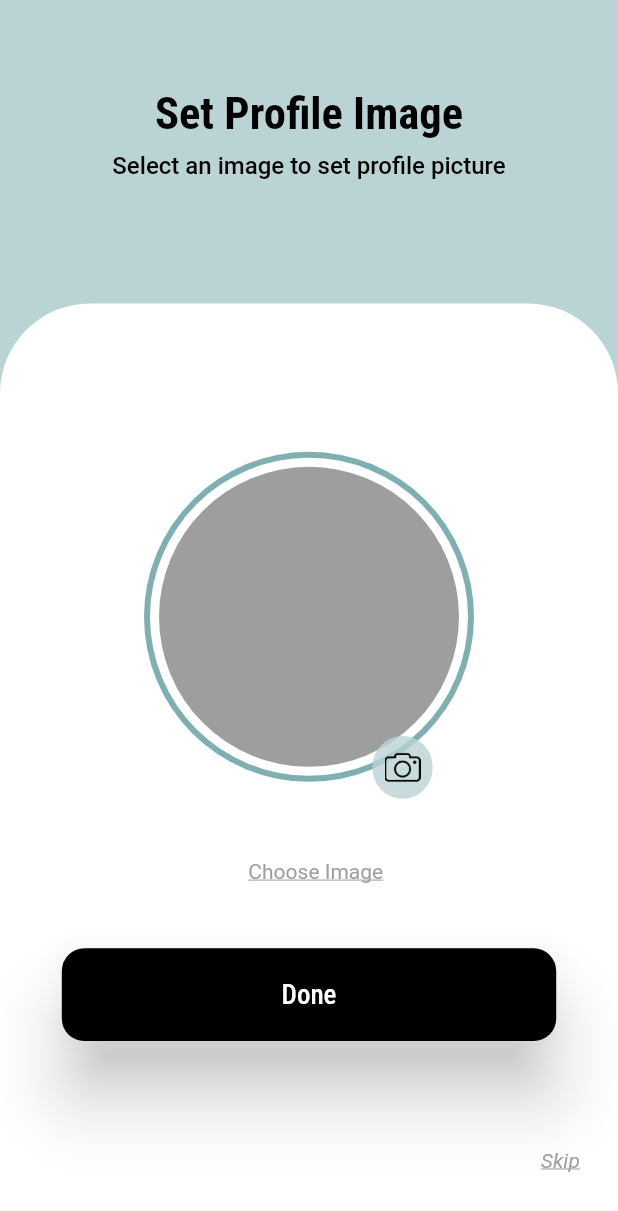
After one commit to adeenasaifullah/TROLL-E, a Flutter app: the screen it shows after launch, after a tap on "Profile Image", on a phone screen of 412 x 824 dp. The commit adds this screen. Shown: the top 1211 px of the screen. Run offline on Flutter 3.47's test engine with Material 2 defaults, Android fonts, the phone set to English and light mode, and no system bars; our stand-ins replace flutter_credit_card, flutter_screenutil, flutter_svg, google_fonts, image_picker.

Commit message:
ProfileImage

```diff
--- a/lib/main.dart
+++ b/lib/main.dart
@@ -3,6 +3,7 @@ import 'package:flutter_screenutil/flutter_screenutil.dart';
 import 'package:troll_e/views/Login_Signup/Signup.dart';
 import 'package:troll_e/views/forgot_password/forgot_password.dart';
 import 'package:troll_e/views/homescreen/homescreen.dart';
+import 'package:troll_e/views/login_signup/profile_image.dart';
 import 'package:troll_e/views/otp/otp.dart';
 import 'package:troll_e/views/profile/user_edit_profile.dart';
 
@@ -154,6 +155,15 @@ class _MyHomePageState extends State<MyHomePage> {
               },
               child: const Text("HomeScreen"),
             ),
+            ElevatedButton(
+              onPressed: () {
+                Navigator.push(
+                  context,
+                  MaterialPageRoute(builder: (context) =>  ProfileImage()),
+                );
+              },
+              child: const Text("Profile Image"),
+            ),
 
           ],
         ),
--- a/lib/views/homescreen/homescreen.dart
+++ b/lib/views/homescreen/homescreen.dart
@@ -1,5 +1,3 @@
-
-
 import 'package:flutter/material.dart';
 import 'package:troll_e/utility.dart';
 import 'package:flutter_screenutil/flutter_screenutil.dart';
--- /dev/null
+++ b/lib/views/login_signup/profile_image.dart
@@ -0,0 +1,89 @@
+import 'package:flutter/material.dart';
+import 'package:image_picker/image_picker.dart';
+import '/utility.dart';
+import 'package:flutter_screenutil/flutter_screenutil.dart';
+
+import 'profile_image_wrapper.dart';
+
+class ProfileImage extends StatefulWidget {
+  const ProfileImage({Key? key}) : super(key: key);
+
+  @override
+  State<ProfileImage> createState() => _ProfileImageState();
+}
+
+class _ProfileImageState extends State<ProfileImage> {
+  XFile? imgXFile;
+  final ImagePicker imagePicker=ImagePicker();
+
+  @override
+  Widget build(BuildContext context) {
+    return Scaffold(
+      body: Container(
+        width: double.infinity,
+        decoration: BoxDecoration(
+          // gradient: LinearGradient(begin: Alignment.topCenter, colors: [
+          //   Color(0xFFBAD3D4),
+          //   Color(0xFFBAD3D4),
+          //   // Color(0xFFBAD3D4),
+          // ]),
+            color: kPrimaryColor
+        ),
+        child: Column(
+          children: <Widget>[
+            SizedBox(height: displayHeight(context) * 0.07),
+            Roboto_heading(textValue: 'Set Profile Image', size: 26.sp),
+            SizedBox(height: displayHeight(context) * 0.01),
+            Roboto_subheading(textValue: 'Select an image to set profile picture', size: 14.sp),
+            SizedBox(height: displayHeight(context) * 0.1,),
+            //Header(),
+            Expanded(child: Container(
+                height: displayHeight(context)*0.2,
+                width: displayWidth(context),
+                decoration: BoxDecoration(
+                    color: Colors.white,
+                    borderRadius: BorderRadius.only(
+                      topLeft: Radius.circular(60),
+                      topRight: Radius.circular(60),
+                    )
+                ),
+                child: Column(
+                    children: <Widget>[
+                      ProfileImageWrapper(),
+                      SizedBox(height: 10.h,),
+                      NavButton(
+                        buttonText: 'Done',
+                        textSize: 20.sp,
+                        buttonHeight: displayHeight(context)*0.075,
+                        buttonWidth: displayWidth(context) * 0.8,
+                        onPressed: ()=> {
+                          //do something
+                        },
+                      ),
+                      SizedBox(height: 60.h,),
+                    Align(
+                      alignment: Alignment.bottomRight,
+                      child: SizedBox(
+                        width: 45.w,
+                        child: Text("Skip",
+                            style: TextStyle(fontStyle: FontStyle.italic, color: Colors.grey, decoration: TextDecoration.underline,)),
+                      ),
+                    )
+
+                    ]
+                )
+            ))
+          ],
+        ),
+      ),
+    );
+  }
+
+  void pickMedia() async {
+    imgXFile = await imagePicker.pickImage(source: ImageSource.gallery);
+    setState(() {
+      imgXFile;
+    });
+
+  }
+}
--- /dev/null
+++ b/lib/views/login_signup/profile_image_wrapper.dart
@@ -0,0 +1,108 @@
+
+
+import 'dart:io';
+
+import 'package:flutter/material.dart';
+import 'package:flutter_screenutil/flutter_screenutil.dart';
+import 'package:image_picker/image_picker.dart';
+import 'package:troll_e/utility.dart';
+
+class ProfileImageWrapper extends StatefulWidget {
+  const ProfileImageWrapper({Key? key}) : super(key: key);
+
+  @override
+  State<ProfileImageWrapper> createState() => _ProfileImageWrapperState();
+}
+
+class _ProfileImageWrapperState extends State<ProfileImageWrapper> {
+  XFile? imgXFile;
+  final ImagePicker imagePicker=ImagePicker();
+
+  @override
+  Widget build(BuildContext context) {
+    double width = MediaQuery.of(context).size.width;
+    double height = MediaQuery.of(context).size.height;
+
+    return SizedBox(
+      height: 350.h,
+      //width: 80.w,
+      child: Stack(
+        // fit: StackFit.expand,
+        // clipBehavior: Clip.none,
+        alignment: Alignment.center,
+        children: [
+         // CoverImage(),
+          Positioned(
+            top: height * 0.12,
+
+            child: CircleAvatar(
+              backgroundColor: kPrimaryDarkColor,
+              radius: 110,
+              child: CircleAvatar(
+                backgroundColor: Colors.white,
+                radius: 106,
+                child: CircleAvatar(
+                    backgroundColor: Colors.grey,
+                    radius: 100,
+                    backgroundImage: imgXFile == null ? null : FileImage(File(imgXFile!.path))
+                ),
+              ),
+            ),
+          ),
+          Positioned(
+            right:width * 0.3,
+              top: height * 0.35,
+            child: SizedBox(
+              height: 35.h,
+              width: 35.w,
+              child: TextButton(
+                  style: TextButton.styleFrom(
+                    shape: RoundedRectangleBorder(
+                      borderRadius: BorderRadius.circular(50),
+                      //  side: BorderSide(color: Colors.white),
+                    ),
+                    primary: Colors.white,
+                    backgroundColor: kPrimaryColor.withOpacity(0.8),
+                  ),
+                  onPressed: () {
+                    pickMedia();
+                  },
+                  child:
+                  Image(image: AssetImage("Assets/icons/camera.png"))
+              ),
+            ),
+          ),
+          Positioned(
+            right:width * 0.38,
+            top: height * 0.45,
+            child: GestureDetector(
+              onTap: () {
+                pickMedia();
+              },
+              child:Text("Choose Image",
+                style: TextStyle(color: Colors.grey, decoration: TextDecoration.underline,),)
+          ),)
+
+
+        ],
+      ),
+    );
+  }
+
+  Widget CoverImage()=>
+      Container(
+          child: Image.asset("Assets/images/cover_photo.png",
+            width: double.infinity,
+            height: 300.h,
+            fit:BoxFit.cover,
+          )
+      );
+
+  void pickMedia() async {
+    imgXFile = await imagePicker.pickImage(source: ImageSource.gallery);
+    setState(() {
+      imgXFile;
+    });
+
+  }
+}
--- a/lib/views/profile/profile_picture.dart
+++ b/lib/views/profile/profile_picture.dart
@@ -20,6 +20,8 @@ class _ProfilePicState extends State<ProfilePic> {
 
   @override
   Widget build(BuildContext context) {
+    double width = MediaQuery.of(context).size.width;
+    double height = MediaQuery.of(context).size.height;
     return SizedBox(
       height: 150.h,
       //width: 80.w,
@@ -30,7 +32,7 @@ class _ProfilePicState extends State<ProfilePic> {
         children: [
           CoverImage(),
           Positioned(
-            top: 20,
+            top: height * 0.03,
             // child: ClipOval(
             //     child: (imagePath != null)
             //     ? Image.file(File(imagePath!), width: 80.w,height: 85.h,)
@@ -47,8 +49,8 @@ class _ProfilePicState extends State<ProfilePic> {
             ),
           ),
           Positioned(
-            right:150,
-            bottom: 50,
+            right:width * 0.37,
+            bottom: height * 0.07,
             child: SizedBox(
               height: 30.h,
               width: 30.w,
```
